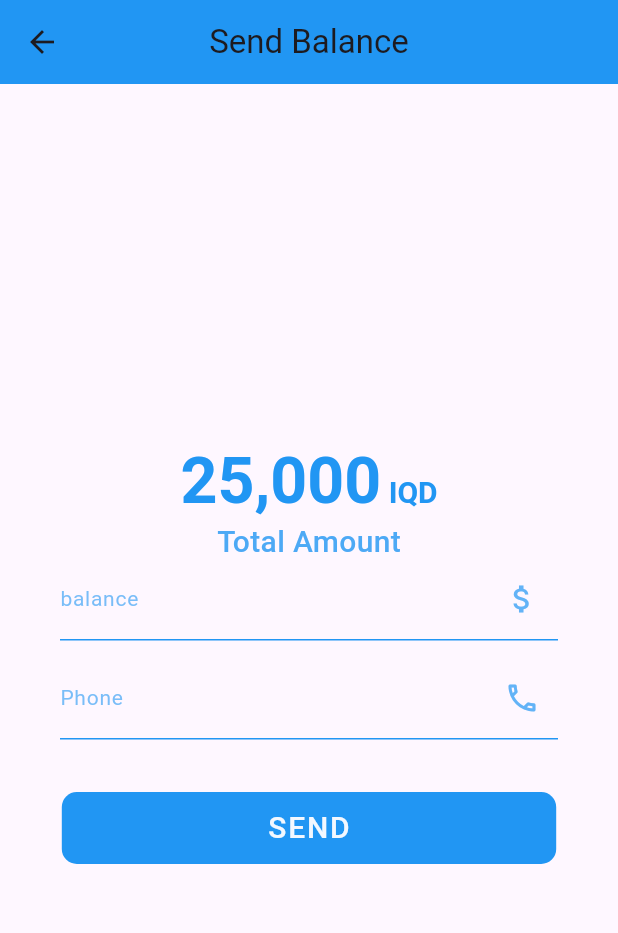
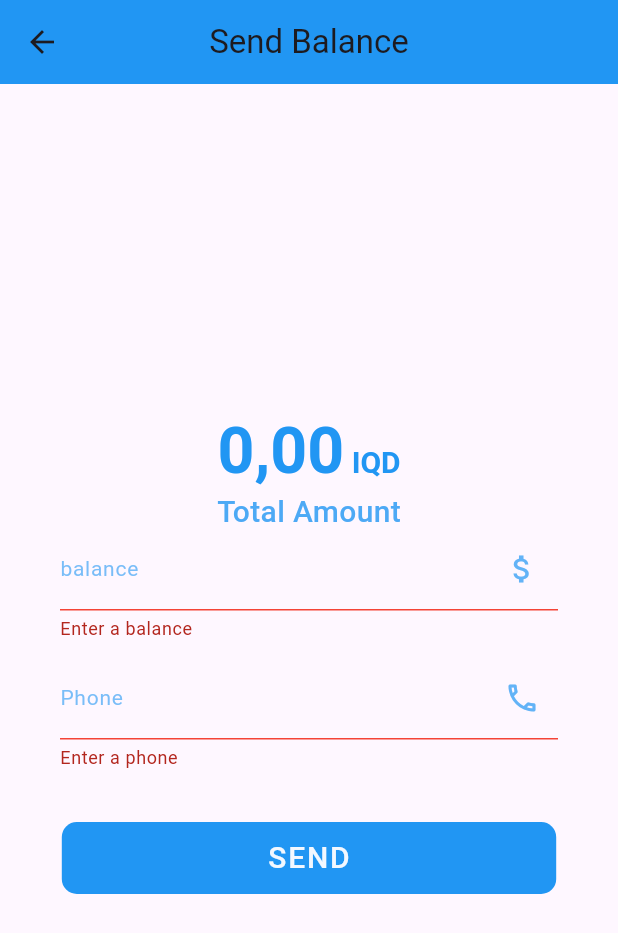
Before and after one commit to e7san99/wallet, a Flutter app: the SendBalancePage screen opened directly, after a tap on "SEND", on a phone screen of 412 x 824 dp. Shown: the top 933 px of the screen. Run offline on Flutter 3.47's test engine with Material 3 defaults, Android fonts, the light colour scheme and no system bars; our stand-ins replace cloud_firestore, equatable, firebase_auth, firebase_core, flutter_bloc, mask_text_input_formatter and 2 more; accounts and stored records are empty; Roboto replaces fonts that are missing (lato).

Commit message:
send wallet done without directly getBalance in seconde device & unFocus textfield registers

```diff
--- a/lib/feature/home/cubit/wallet_cubit.dart
+++ b/lib/feature/home/cubit/wallet_cubit.dart
@@ -6,7 +6,9 @@ part 'wallet_state.dart';
 
 class WalletCubit extends Cubit<WalletState> {
   WalletRepository walletRepository;
-  WalletCubit(this.walletRepository) : super(const WalletState());
+  AuthRepository authRepository;
+  WalletCubit(this.walletRepository, this.authRepository)
+      : super(const WalletState());
 
   Future<void> getWallet() async {
     emit(state.copyWith(isLoading: true));
@@ -16,18 +18,45 @@ class WalletCubit extends Cubit<WalletState> {
     if (wallet != null) {
       emit(state.copyWith(wallet: wallet, isLoading: false));
     } else {
-      emit(state.copyWith(isLoading: false, error: '=== get balance is null ==='));
+      emit(state.copyWith(
+          isLoading: false, error: '=== get balance is null ==='));
     }
   }
 
   Future<void> updateBalance(num balance) async {
     emit(state.copyWith(isLoading: true));
-    balance += state.wallet!.balance?? 0;
+    balance += state.wallet!.balance ?? 0;
     final success = await walletRepository.updateBalance(balance);
     if (success) {
       getWallet();
     } else {
-      emit(state.copyWith(isLoading: false, error: '=== update balance is null ==='));
+      emit(
+        state.copyWith(
+            isLoading: false, error: '=== update balance is null ==='),
+      );
+    }
+  }
+
+  Future<void> sendBalance(num balance, String phone) async {
+    ///////////////current user decrease the balance
+    emit(state.copyWith(isLoading: true));
+    var sendBalance = state.wallet!.balance ?? 0;
+    sendBalance = sendBalance - balance;
+    // final success = await walletRepository.updateBalance(sendBalance);
+
+    final suc = await walletRepository.sendBalance(phone, balance);
+
+
+
+    if (suc) {
+      await walletRepository.updateBalance(sendBalance);
+      getWallet();
+
+    } else {
+      emit(
+        state.copyWith(
+            isLoading: false, error: '=== update balance is null ==='),
+      );
     }
   }
 }
--- a/lib/feature/home/repository/wallet/wallet_implement.dart
+++ b/lib/feature/home/repository/wallet/wallet_implement.dart
@@ -5,6 +5,7 @@ import 'package:wallet/feature/register/view/view.dart';
 class WalletImplement extends WalletRepository {
   FirebaseFirestore firebaseFirestore = FirebaseFirestore.instance;
   FirebaseAuth firebaseAuth = FirebaseAuth.instance;
+
   @override
   Future<bool> updateBalance(num balance) async {
     final uid = firebaseAuth.currentUser!.uid;
@@ -14,6 +15,7 @@ class WalletImplement extends WalletRepository {
           .collection('Balance')
           .where('uid', isEqualTo: uid)
           .get();
+
       await firebaseFirestore
           .collection('Balance')
           .doc(query.docs.first.id)
@@ -21,7 +23,7 @@ class WalletImplement extends WalletRepository {
 
       return true;
     } catch (e) {
-      print('===tomething is wrong in AddaAlanceImplement:  $e ===');
+      print('===tomething is wrong in update balance:  $e ===');
       return false;
     }
   }
@@ -36,4 +38,35 @@ class WalletImplement extends WalletRepository {
 
     return Wallet.fromSnapshot(query.docs.first);
   }
+
+  @override
+  Future<bool> sendBalance(String phone, num balance) async {
+    try {
+      final query = await firebaseFirestore
+          .collection('Userr')
+          .where('phone', isEqualTo: phone)
+          .get();
+
+     var user = MyUser.fromSnapshot(query.docs.first);
+
+      final wallet = await firebaseFirestore
+          .collection('Balance')
+          .where('uid', isEqualTo: user.uid)
+          .get();
+
+      var bal = Wallet.fromSnapshot(wallet.docs.first);
+      balance += bal.balance ?? 0;
+
+      await firebaseFirestore
+          .collection('Balance')
+          .doc(wallet.docs.first.id)
+          .update({
+        'balance': balance,
+      });
+      return true;
+    } catch (e) {
+      print('===tomething is wrong in send balance:  $e ===');
+      return false;
+    }
+  }
 }
--- a/lib/feature/home/repository/wallet/wallet_repository.dart
+++ b/lib/feature/home/repository/wallet/wallet_repository.dart
@@ -3,4 +3,5 @@ import 'package:wallet/feature/home/model/wallet.dart';
 abstract class WalletRepository {
   Future<bool> updateBalance(num balance);
   Future<Wallet?> getWallet();
+  Future<bool> sendBalance(String phone, num balance);
 }
--- a/lib/feature/home/view/send_balance.dart
+++ b/lib/feature/home/view/send_balance.dart
@@ -1,4 +1,8 @@
+import 'package:flutter_bloc/flutter_bloc.dart';
+import 'package:wallet/feature/home/cubit/wallet_cubit.dart';
 import 'package:wallet/feature/home/view/view.dart';
+import 'package:wallet/feature/register/cubit/cubit.dart';
+
 class SendBalancePage extends StatefulWidget {
   const SendBalancePage({super.key});
 
@@ -12,7 +16,9 @@ class _SendBalancePageState extends State<SendBalancePage> {
   String? phone;
   @override
   Widget build(BuildContext context) {
-    return Scaffold(
+    return Form(
+      key: formKey,
+      child: Scaffold(
         appBar: AppBar(
           title: const Text('Send Balance'),
           centerTitle: true,
@@ -22,9 +28,15 @@ class _SendBalancePageState extends State<SendBalancePage> {
           child: Column(
             mainAxisAlignment: MainAxisAlignment.center,
             children: [
-            RichText(
+              BlocSelector<WalletCubit, WalletState, num?>(
+                selector: (state) {
+                  return state.wallet?.balance;
+                },
+                builder: (context, balance) {
+                  return RichText(
                     text: TextSpan(
-                text: '25,000', //provider!.balance.toString()
+                      text: balance?.toString() ??
+                          '0,00', //provider!.balance.toString()
                       style: TextStyle(
                         color: backgroundColor,
                         fontSize: 43,
@@ -34,9 +46,12 @@ class _SendBalancePageState extends State<SendBalancePage> {
                       children: <TextSpan>[
                         TextSpan(
                             text: ' IQD',
-                      style: TextStyle(fontSize: 20, color: backgroundColor)),
+                            style: TextStyle(
+                                fontSize: 20, color: backgroundColor)),
                       ],
                     ),
+                  );
+                },
               ),
               const SizedBox(
                 height: 8,
@@ -92,7 +107,12 @@ class _SendBalancePageState extends State<SendBalancePage> {
               const SizedBox(
                 height: 10,
               ),
-            OwnButton(
+              BlocSelector<WalletCubit, WalletState, bool>(
+                selector: (state) {
+                  return state.isLoading;
+                },
+                builder: (context, isLoading) {
+                  return OwnButton(
                     textButton: Text(
                       'SEND',
                       style: TextStyle(
@@ -102,11 +122,26 @@ class _SendBalancePageState extends State<SendBalancePage> {
                         letterSpacing: 1.2,
                       ),
                     ),
-              onPressed: () {},
+                    onPressed: isLoading
+                        ? null
+                        : () async {
+                            if (!formKey.currentState!.validate()) return;
+                            formKey.currentState!.save();
+                            context.read<WalletCubit>().sendBalance(
+                                  num.parse(balance!),
+                                  phone??'000',
+                                );
+                            print(
+                              "balance: ${num.parse(balance!)}",
+                            );
+                          },
                     backgroundColor: backgroundColor,
                     foregroundColor: foregroundColor,
+                  );
+                },
               ),
             ],
+          ),
         ),
       ),
     );
--- a/lib/feature/register/model/user.dart
+++ b/lib/feature/register/model/user.dart
@@ -76,7 +76,7 @@ class MyUser {
   factory MyUser.fromSnapshot(DocumentSnapshot<Map<String, dynamic>> document) {
     final data = document.data()!;
     return MyUser(
-      uid: document.id,
+      uid: data['uid'],
       username: data['username'],
       phone: data['phone'],
       email: data['email'],
--- a/lib/main/my_app.dart
+++ b/lib/main/my_app.dart
@@ -19,7 +19,7 @@ class MyApp extends StatelessWidget {
           create: (context) => ForgotCubit(ForgotImplement()),
         ),
         BlocProvider(
-          create: (context) => WalletCubit(WalletImplement()),
+          create: (context) => WalletCubit(WalletImplement(), AuthImplement()),
         ),
       ],
       child: const MaterialApp(
```
Also changed, not shown: lib/feature/register/view/signin.dart (+11 -5 lines), lib/feature/register/view/signup.dart (+13 -5 lines). Lines whose indentation alone changed are shown as unchanged.
